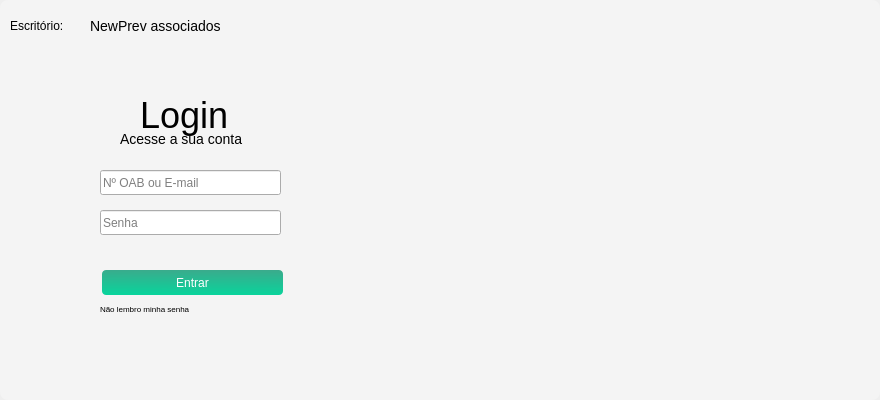
The window that Telas/UI/loginPage.ui (newprev/PrevCliente) describes before a commit, drawn with Qt 5.
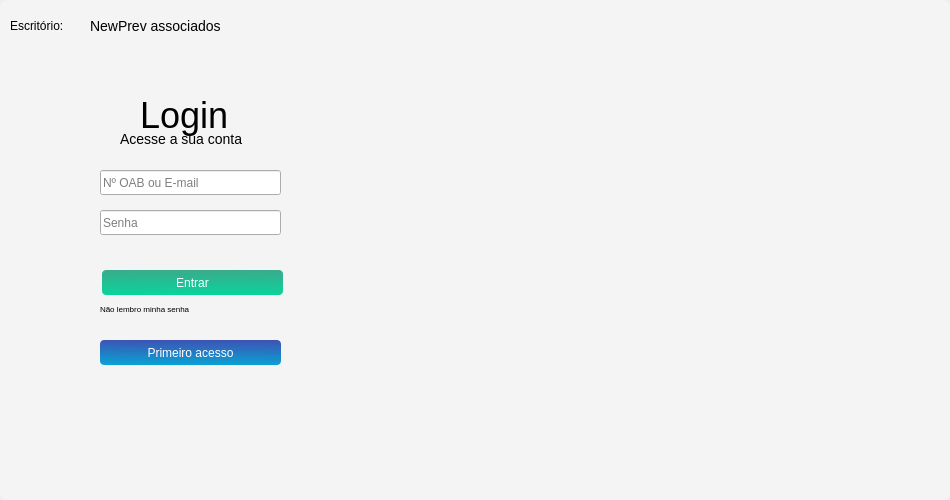
The same window after the commit. Icons and pictures are not drawn.

Commit message: Pequenas atualizações na tela de login

```diff
--- a/Telas/UI/loginPage.ui
+++ b/Telas/UI/loginPage.ui
@@ -6,35 +6,49 @@
    <rect>
     <x>0</x>
     <y>0</y>
-    <width>880</width>
-    <height>400</height>
+    <width>950</width>
+    <height>500</height>
    </rect>
   </property>
   <property name="minimumSize">
    <size>
-    <width>880</width>
-    <height>400</height>
+    <width>950</width>
+    <height>500</height>
    </size>
   </property>
   <property name="maximumSize">
    <size>
-    <width>880</width>
-    <height>400</height>
+    <width>950</width>
+    <height>500</height>
    </size>
   </property>
   <property name="windowTitle">
    <string>MainWindow</string>
   </property>
+  <property name="styleSheet">
+   <string notr="true">#mwLogin, #centralwidget {
+	border-radius: 8px;
+}</string>
+  </property>
   <widget class="QWidget" name="centralwidget">
+   <layout class="QHBoxLayout" name="horizontalLayout_2">
+    <property name="spacing">
+     <number>0</number>
+    </property>
+    <property name="leftMargin">
+     <number>0</number>
+    </property>
+    <property name="topMargin">
+     <number>0</number>
+    </property>
+    <property name="rightMargin">
+     <number>0</number>
+    </property>
+    <property name="bottomMargin">
+     <number>0</number>
+    </property>
+    <item>
    <widget class="QFrame" name="frMain">
-    <property name="geometry">
-     <rect>
-      <x>0</x>
-      <y>0</y>
-      <width>880</width>
-      <height>400</height>
-     </rect>
-    </property>
     <property name="styleSheet">
      <string notr="true">/*---------------------------------- Frame --------------------------------------*/
 #frMain{
@@ -91,6 +105,24 @@
 
 	border-radius: 4px;
 	background-color: qlineargradient(spread:pad, x1:0.51, y1:0, x2:0.474, y2:1, stop:0 rgba(68, 181, 150, 255), stop:1 rgba(19, 222, 166, 255));
+}
+
+#pbPrimeiroAcesso {
+	font-family: &quot;TeX Gyre Adventor&quot;;
+	font-size: 12px;
+	color: white;
+
+	border-radius: 4px;
+	background-color: qlineargradient(spread:pad, x1:0.51, y1:0, x2:0.474, y2:1, stop:0 rgba(61, 83, 180, 255), stop:1 rgba(9, 162, 212, 255));
+}
+
+#pbPrimeiroAcesso:hover {
+	font-family: &quot;TeX Gyre Adventor&quot;;
+	font-size: 12px;
+	color: white;
+
+	border-radius: 4px;
+	background-color: qlineargradient(spread:pad, x1:0.51, y1:0, x2:0.474, y2:1, stop:0 rgba(81, 103, 200, 255), stop:1 rgba(29, 182, 232, 255));
 }</string>
     </property>
     <property name="frameShape">
@@ -117,6 +149,12 @@
      </property>
      <item>
       <widget class="QFrame" name="frLeft">
+         <property name="maximumSize">
+          <size>
+           <width>400</width>
+           <height>16777215</height>
+          </size>
+         </property>
        <property name="frameShape">
         <enum>QFrame::NoFrame</enum>
        </property>
@@ -227,6 +265,19 @@
          <string>Acesse a sua conta</string>
         </property>
        </widget>
+         <widget class="QPushButton" name="pbPrimeiroAcesso">
+          <property name="geometry">
+           <rect>
+            <x>100</x>
+            <y>340</y>
+            <width>181</width>
+            <height>25</height>
+           </rect>
+          </property>
+          <property name="text">
+           <string>Primeiro acesso</string>
+          </property>
+         </widget>
       </widget>
      </item>
      <item>
@@ -241,6 +292,8 @@
      </item>
     </layout>
    </widget>
+    </item>
+   </layout>
   </widget>
  </widget>
  <resources>
```
Lines whose indentation alone changed are shown as unchanged. The commit also changes 9 other files.
